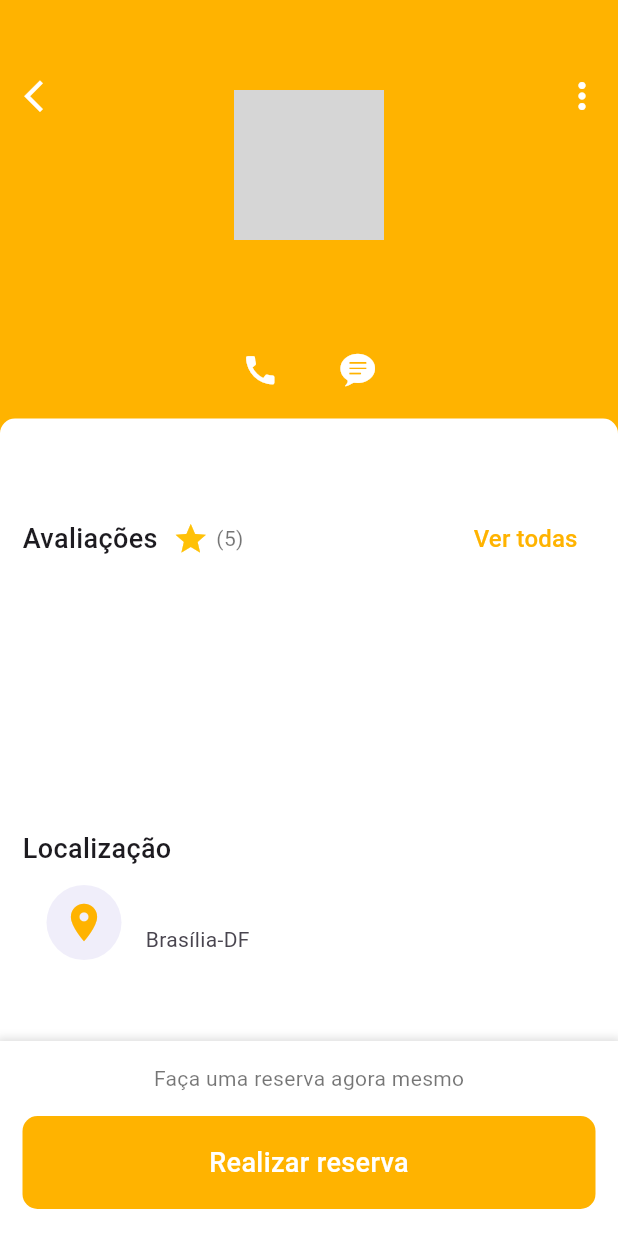
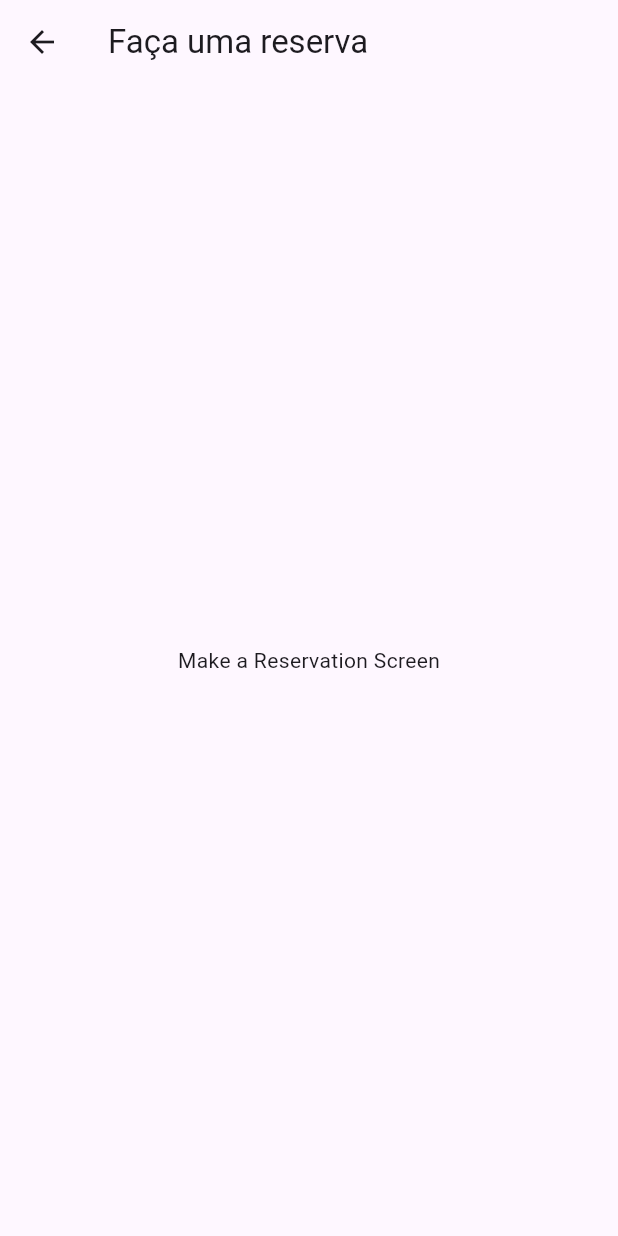
Before and after one commit to LucasDevMelo/smart-reservation, a Flutter app: the AppointmentScreen screen opened directly with empty values, after a tap on "Realizar reserva", on a phone screen of 412 x 824 dp. Run offline on Flutter 3.47's test engine with Material 3 defaults, Android fonts, the phone set to English and light mode, and no system bars; grey boxes are pictures that could not be loaded.

Commit message:
updates de design

```diff
--- a/lib/screens/appointment_screen.dart
+++ b/lib/screens/appointment_screen.dart
@@ -1,4 +1,5 @@
 import 'package:flutter/cupertino.dart';
+import 'package:healthcare/screens/make_reservation_screen.dart';
 import 'package:provider/provider.dart';
 import 'package:flutter/material.dart';
 import 'package:healthcare/models/restaurants.dart';
@@ -310,7 +311,15 @@ class _AppointmentScreenState extends State<AppointmentScreen> {
             ),
             SizedBox(height: 15),
             InkWell(
-              onTap: () {},
+              onTap: () {
+                // Navegação para a tela make a reservation
+                Navigator.push(
+                  context,
+                  MaterialPageRoute(
+                    builder: (context) => MakeReservationScreen(),
+                  ),
+                );
+              },
               child: Container(
                 width: MediaQuery.of(context).size.width,
                 padding: EdgeInsets.symmetric(vertical: 18),
--- /dev/null
+++ b/lib/screens/make_reservation_screen.dart
@@ -0,0 +1,15 @@
+import 'package:flutter/material.dart';
+
+class MakeReservationScreen extends StatelessWidget {
+  @override
+  Widget build(BuildContext context) {
+    return Scaffold(
+      appBar: AppBar(
+        title: Text("Faça uma reserva"),
+      ),
+      body: Center(
+        child: Text("Make a Reservation Screen"),
+      ),
+    );
+  }
+}
--- a/pubspec.yaml
+++ b/pubspec.yaml
@@ -37,6 +37,8 @@ dependencies:
   cupertino_icons: ^1.0.2
   custom_clippers: ^2.0.0
   provider: ^5.0.0
+  table_calendar: ^3.0.9
+  flutter_datetime_picker: ^1.5.1
 
 
 dev_dependencies:
```
Also changed, not shown: pubspec.lock.
